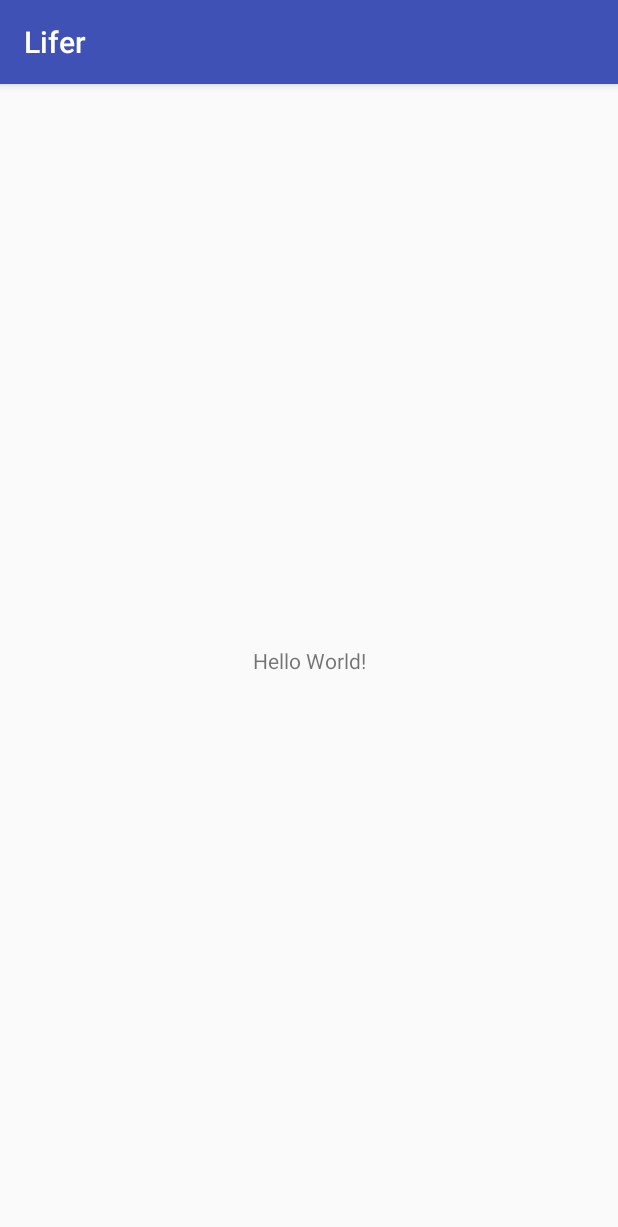
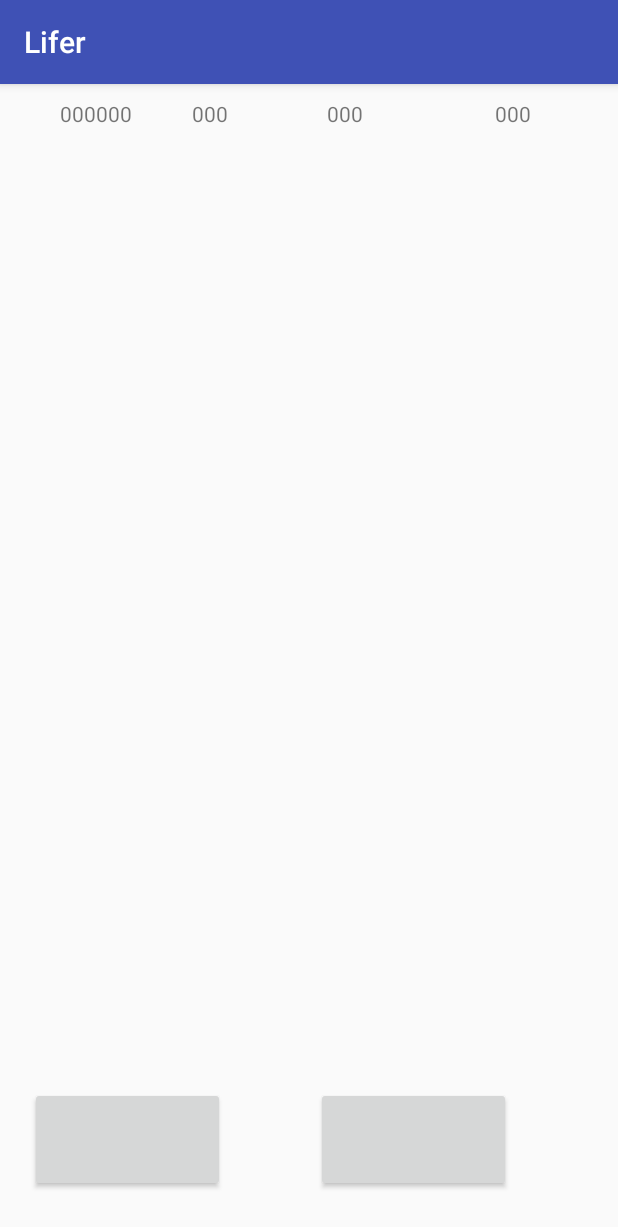
Before and after one commit to kikiyaki/Lifer, an Android app: the screen it shows after launch (MainActivity), on a phone screen of 412 x 824 dp. Shown: the top 1227 px of the screen. Run offline under Robolectric (Android 15) with nearby library versions, the phone set to English and light mode, and no system bars.

Commit message:
Create layout

```diff
--- a/app/src/main/res/layout/activity_main.xml
+++ b/app/src/main/res/layout/activity_main.xml
@@ -1,18 +1,122 @@
 <?xml version="1.0" encoding="utf-8"?>
-<android.support.constraint.ConstraintLayout xmlns:android="http://schemas.android.com/apk/res/android"
-    xmlns:app="http://schemas.android.com/apk/res-auto"
+<RelativeLayout xmlns:android="http://schemas.android.com/apk/res/android"
     xmlns:tools="http://schemas.android.com/tools"
+    android:layout_height="match_parent"
     android:layout_width="match_parent"
-    android:layout_height="match_parent"
+    android:padding="10dp"
     tools:context="com.hfad.lifer.MainActivity">
+    <GridLayout
+        android:id="@+id/grid"
+        android:columnCount="8"
+        android:layout_width="match_parent"
+        android:layout_height="wrap_content">
+        <ImageView
+            android:id="@+id/rub"
+            android:layout_width="20dp"
+            android:layout_height="20dp"
+            android:layout_gravity="center"/>
+        <TextView
+            android:id="@+id/cash"
+            android:layout_width="wrap_content"
+            android:layout_height="30dp"
+            android:text="000000"
+            android:layout_alignParentTop="true"
+            android:layout_toRightOf="@+id/rub"
+            android:layout_marginLeft="10dp"
+            android:layout_gravity="center"/>
+        <ImageView
+            android:id="@+id/heart"
+            android:layout_width="20dp"
+            android:layout_height="20dp"
+            android:layout_toRightOf="@+id/cash"
+            android:layout_marginLeft="10dp"
+            android:layout_gravity="center"/>
+        <TextView
+            android:id="@+id/health"
+            android:layout_width="50dp"
+            android:layout_height="30dp"
+            android:text="000"
+            android:layout_alignParentTop="true"
+            android:layout_toRightOf="@+id/heart"
+            android:layout_marginLeft="10dp"
+            android:layout_gravity="center"/>
+        <ImageView
+            android:id="@+id/men"
+            android:layout_width="20dp"
+            android:layout_height="20dp"
+            android:layout_toRightOf="@+id/health"
+            android:layout_marginLeft="10dp"
+            android:layout_gravity="center"/>
+        <TextView
+            android:id="@+id/respect"
+            android:layout_width="50dp"
+            android:layout_height="30dp"
+            android:text="000"
+            android:layout_alignParentTop="true"
+            android:layout_toRightOf="@+id/men"
+            android:layout_marginLeft="10dp"
+            android:layout_gravity="center"/>
+        <ImageView
+            android:id="@+id/cherep"
+            android:layout_width="20dp"
+            android:layout_height="20dp"
+            android:layout_toRightOf="@+id/respect"
+            android:layout_marginLeft="10dp"
+            android:layout_gravity="center"/>
+        <TextView
+            android:id="@+id/danger"
+            android:layout_width="50dp"
+            android:layout_height="30dp"
+            android:text="000"
+            android:layout_alignParentTop="true"
+            android:layout_toRightOf="@+id/cherep"
+            android:layout_marginLeft="10dp"
+            android:layout_gravity="center"/>
+    </GridLayout>
 
     <TextView
-        android:layout_width="wrap_content"
+        android:id="@+id/ActivityText"
+        android:layout_width="match_parent"
+        android:layout_height="80dp"
+        android:layout_below="@+id/grid" />
+    <ImageView
+        android:id="@+id/ActivityImage"
+        android:layout_width="match_parent"
+        android:layout_height="match_parent"
+        android:layout_centerHorizontal="true"
+        android:layout_below="@+id/ActivityText"
+        android:layout_above="@+id/grid2"/>
+    <GridLayout
+        android:id="@+id/grid2"
+        android:layout_width="match_parent"
         android:layout_height="wrap_content"
-        android:text="Hello World!"
-        app:layout_constraintBottom_toBottomOf="parent"
-        app:layout_constraintLeft_toLeftOf="parent"
-        app:layout_constraintRight_toRightOf="parent"
-        app:layout_constraintTop_toTopOf="parent" />
+        android:layout_above="@+id/TextOld"
+        android:layout_marginLeft="10dp"
+        android:columnCount="2">
+        <Button
+            android:id="@+id/LeftButton"
+            android:layout_width="130dp"
+            android:layout_height="70dp"
+            android:layout_above="@+id/TextOld"
+            android:layout_alignLeft="@+id/ActivityText"
+            android:layout_alignRight="@+id/health"
+            android:layout_gravity="center"
+            android:onClick="onLeftBtnClicked" />
+        <Button
+            android:id="@+id/RightButton"
+            android:layout_width="130dp"
+            android:layout_height="70dp"
+            android:layout_above="@+id/TextOld"
+            android:layout_alignRight="@+id/ActivityText"
+            android:layout_gravity="center"
+            android:onClick="onRightBtnClicked"/>
+    </GridLayout>
 
-</android.support.constraint.ConstraintLayout>
+
+    <TextView
+        android:id="@+id/TextOld"
+        android:layout_width="70dp"
+        android:layout_height="wrap_content"
+        android:layout_alignParentBottom="true"/>
+
+</RelativeLayout>
```
